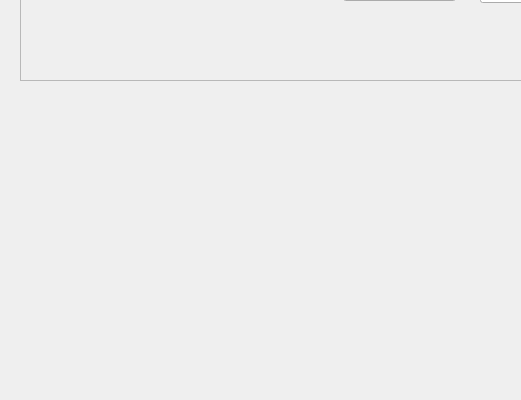
Before: the Qt Designer form grundeinstellungwindow.ui in KaMusialik/csv_fuer_mein_Spiel, drawn with Qt 5; both pictures show x 0 to 521 and y 330 to 730 of the 1037 by 730 pixel window.
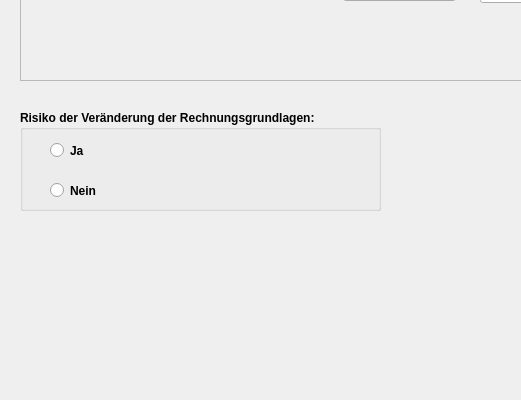
After: the same form once the commit is applied.

Patch:
```diff
--- a/grundeinstellungwindow.ui
+++ b/grundeinstellungwindow.ui
@@ -292,6 +292,51 @@
     <string>Weiter...</string>
    </property>
   </widget>
+  <widget class="QGroupBox" name="groupBox_2">
+   <property name="geometry">
+    <rect>
+     <x>20</x>
+     <y>440</y>
+     <width>361</width>
+     <height>101</height>
+    </rect>
+   </property>
+   <property name="font">
+    <font>
+     <weight>75</weight>
+     <bold>true</bold>
+    </font>
+   </property>
+   <property name="title">
+    <string>Risiko der Veränderung der Rechnungsgrundlagen:</string>
+   </property>
+   <widget class="QRadioButton" name="radioButton_nachreservierung_ja">
+    <property name="geometry">
+     <rect>
+      <x>30</x>
+      <y>30</y>
+      <width>99</width>
+      <height>21</height>
+     </rect>
+    </property>
+    <property name="text">
+     <string>Ja</string>
+    </property>
+   </widget>
+   <widget class="QRadioButton" name="radioButton_nachreservierung_nein">
+    <property name="geometry">
+     <rect>
+      <x>30</x>
+      <y>70</y>
+      <width>99</width>
+      <height>21</height>
+     </rect>
+    </property>
+    <property name="text">
+     <string>Nein</string>
+    </property>
+   </widget>
+  </widget>
  </widget>
  <resources/>
  <connections/>
```
